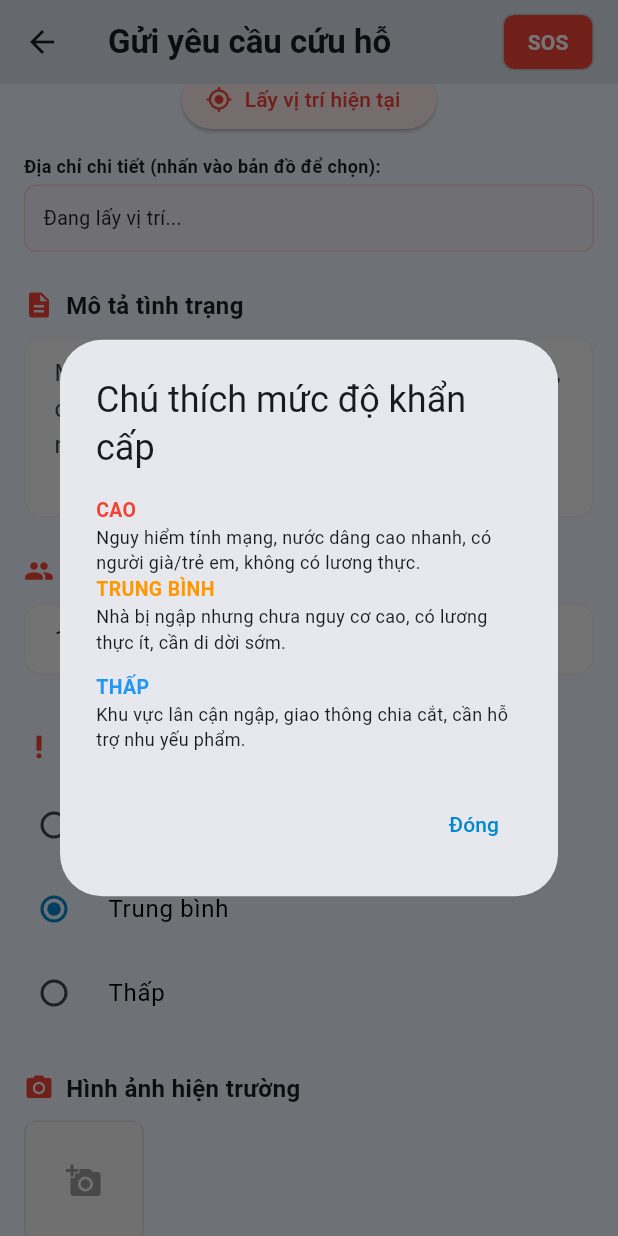
After one commit to DuNhatAnh/Flood-Rescue-Coordination-and-Relief-Management-System, a Flutter app: the RescueRequestScreen screen opened directly, scrolled down 576 dp, after a tap on the "info outline" icon, on a phone screen of 412 x 824 dp. The commit adds this screen. Run offline on Flutter 3.47's test engine with Material 3 defaults, Android fonts, the phone set to English and light mode, and no system bars; our stand-ins replace flutter_map, geocoding, geolocator, image_picker, latlong2.

Commit message:
feat: Triển khai hệ thống gửi yêu cầu cứu hộ với vị trí, chi tiết, tệp đính kèm và theo dõi trạng thái.

```diff
--- /dev/null
+++ b/frontend/lib/screens/rescue_request_screen.dart
@@ -0,0 +1,522 @@
+import 'dart:typed_data';
+import 'package:flutter/material.dart';
+import 'package:flutter_map/flutter_map.dart';
+import 'package:latlong2/latlong.dart';
+import 'package:geolocator/geolocator.dart';
+import 'package:geocoding/geocoding.dart';
+import 'package:image_picker/image_picker.dart';
+import 'package:http/http.dart' as http;
+import 'dart:convert';
+
+class RescueRequestScreen extends StatefulWidget {
+  const RescueRequestScreen({super.key});
+
+  @override
+  State<RescueRequestScreen> createState() => _RescueRequestScreenState();
+}
+
+class _RescueRequestScreenState extends State<RescueRequestScreen> {
+  final _formKey = GlobalKey<FormState>();
+  final TextEditingController _nameController = TextEditingController();
+  final TextEditingController _phoneController = TextEditingController();
+  final TextEditingController _descriptionController = TextEditingController();
+  final TextEditingController _peopleController =
+      TextEditingController(text: '1');
+
+  LatLng? _currentLocation;
+  String _addressText = "Đang lấy vị trí...";
+  String _urgencyLevel = "MEDIUM";
+  final List<XFile> _images = [];
+  bool _isLoading = false;
+  final MapController _mapController = MapController();
+
+  @override
+  void initState() {
+    super.initState();
+    _getCurrentLocation();
+  }
+
+  Future<void> _getCurrentLocation() async {
+    bool serviceEnabled;
+    LocationPermission permission;
+
+    serviceEnabled = await Geolocator.isLocationServiceEnabled();
+    if (!serviceEnabled) {
+      setState(() => _addressText = "Dịch vụ định vị bị tắt");
+      return;
+    }
+
+    permission = await Geolocator.checkPermission();
+    if (permission == LocationPermission.denied) {
+      permission = await Geolocator.requestPermission();
+      if (permission == LocationPermission.denied) {
+        setState(() => _addressText = "Quyền truy cập vị trí bị từ chối");
+        return;
+      }
+    }
+
+    Position position = await Geolocator.getCurrentPosition();
+    _updateAddress(LatLng(position.latitude, position.longitude));
+
+    if (_currentLocation != null) {
+      _mapController.move(_currentLocation!, 15);
+    }
+  }
+
+  Future<void> _updateAddress(LatLng position) async {
+    setState(() {
+      _currentLocation = position;
+      _addressText = "Đang xác định địa chỉ...";
+    });
+
+    String address =
+        "Vị trí: ${position.latitude.toStringAsFixed(4)}, ${position.longitude.toStringAsFixed(4)}";
+    try {
+      // Lưu ý: Geocoding trên Web có thể cần API Key nếu chạy native.
+      // Nhưng ta vẫn giữ logic để dự phòng hoặc khi chạy trên Mobile/Emulator.
+      List<Placemark> placemarks =
+          await placemarkFromCoordinates(position.latitude, position.longitude);
+      if (placemarks.isNotEmpty) {
+        Placemark place = placemarks[0];
+        address =
+            "${place.street}, ${place.subAdministrativeArea}, ${place.administrativeArea}";
+      }
+    } catch (e) {
+      // Fallback nếu geocoding lỗi
+    }
+
+    setState(() {
+      _addressText = address;
+    });
+  }
+
+  Future<void> _pickImages() async {
+    final ImagePicker picker = ImagePicker();
+    final List<XFile> selectedImages = await picker.pickMultiImage();
+    if (selectedImages.isNotEmpty) {
+      setState(() {
+        _images.addAll(selectedImages);
+      });
+    }
+  }
+
+  Future<void> _submitRequest() async {
+    if (!_formKey.currentState!.validate() || _currentLocation == null) {
+      ScaffoldMessenger.of(context).showSnackBar(
+        const SnackBar(
+            content: Text('Vui lòng điền đủ thông tin và định vị vị trí')),
+      );
+      return;
+    }
+
+    setState(() => _isLoading = true);
+
+    try {
+      final response = await http.post(
+        Uri.parse('http://localhost:8080/api/v1/rescue-requests'),
+        headers: {'Content-Type': 'application/json'},
+        body: jsonEncode({
+          'citizenName': _nameController.text,
+          'citizenPhone': _phoneController.text,
+          'locationLat': _currentLocation!.latitude,
+          'locationLng': _currentLocation!.longitude,
+          'addressText': _addressText,
+          'description': _descriptionController.text,
+          'urgencyLevel': _urgencyLevel,
+          'numberOfPeople': int.tryParse(_peopleController.text) ?? 1,
+        }),
+      );
+
+      if (response.statusCode == 200) {
+        final responseData = jsonDecode(response.body);
+        final requestId = responseData['data']['requestId'];
+
+        for (var image in _images) {
+          var uploadRequest = http.MultipartRequest(
+            'POST',
+            Uri.parse('http://localhost:8080/api/v1/attachments/upload'),
+          );
+          uploadRequest.fields['requestId'] = requestId.toString();
+
+          final bytes = await image.readAsBytes();
+          uploadRequest.files.add(http.MultipartFile.fromBytes(
+            'file',
+            bytes,
+            filename: image.name,
+          ));
+
+          await uploadRequest.send();
+        }
+
+        if (!mounted) return;
+        ScaffoldMessenger.of(context).showSnackBar(
+          const SnackBar(content: Text('Gửi yêu cầu thành công!')),
+        );
+        Navigator.pop(context);
+      } else {
+        throw Exception('Gửi yêu cầu thất bại');
+      }
+    } catch (e) {
+      if (!mounted) return;
+      ScaffoldMessenger.of(context).showSnackBar(
+        SnackBar(content: Text('Lỗi: ${e.toString()}')),
+      );
+    } finally {
+      if (mounted) {
+        setState(() => _isLoading = false);
+      }
+    }
+  }
+
+  @override
+  Widget build(BuildContext context) {
+    return Scaffold(
+      appBar: AppBar(
+        title: const Text("Gửi yêu cầu cứu hỗ",
+            style: TextStyle(fontWeight: FontWeight.bold)),
+        actions: [
+          Padding(
+            padding: const EdgeInsets.only(right: 16),
+            child: Chip(
+              label: const Text("SOS",
+                  style: TextStyle(
+                      color: Colors.white, fontWeight: FontWeight.bold)),
+              backgroundColor: Colors.red,
+            ),
+          )
+        ],
+      ),
+      body: SingleChildScrollView(
+        padding: const EdgeInsets.all(16),
+        child: Form(
+          key: _formKey,
+          child: Column(
+            crossAxisAlignment: CrossAxisAlignment.start,
+            children: [
+              _buildSectionTitle(Icons.person, "Thông tin người gửi"),
+              const SizedBox(height: 10),
+              _buildTextField(
+                  _nameController, "Họ tên *", "Nhập họ và tên đầy đủ"),
+              const SizedBox(height: 10),
+              _buildTextField(
+                  _phoneController, "Số điện thoại *", "Số điện thoại liên lạc",
+                  keyboardType: TextInputType.phone),
+              const SizedBox(height: 24),
+              _buildSectionTitle(Icons.location_on, "Vị trí hiện tại"),
+              const SizedBox(height: 10),
+              Container(
+                height: 300,
+                decoration: BoxDecoration(
+                  borderRadius: BorderRadius.circular(12),
+                  border: Border.all(color: Colors.grey[300]!),
+                ),
+                child: ClipRRect(
+                  borderRadius: BorderRadius.circular(12),
+                  child: FlutterMap(
+                    mapController: _mapController,
+                    options: MapOptions(
+                      initialCenter:
+                          _currentLocation ?? const LatLng(16.047, 108.206),
+                      initialZoom: 13,
+                      onTap: (tapPosition, point) => _updateAddress(point),
+                    ),
+                    children: [
+                      TileLayer(
+                        urlTemplate:
+                            'https://tile.openstreetmap.org/{z}/{x}/{y}.png',
+                        userAgentPackageName: 'com.example.app',
+                      ),
+                      if (_currentLocation != null)
+                        MarkerLayer(
+                          markers: [
+                            Marker(
+                              point: _currentLocation!,
+                              width: 80,
+                              height: 80,
+                              child: const Icon(
+                                Icons.location_on,
+                                color: Colors.red,
+                                size: 40,
+                              ),
+                            ),
+                          ],
+                        ),
+                    ],
+                  ),
+                ),
+              ),
+              const SizedBox(height: 8),
+              Center(
+                child: ElevatedButton.icon(
+                  onPressed: _getCurrentLocation,
+                  icon: const Icon(Icons.my_location),
+                  label: const Text("Lấy vị trí hiện tại"),
+                  style: ElevatedButton.styleFrom(
+                    backgroundColor: Colors.red[50],
+                    foregroundColor: Colors.red,
+                  ),
+                ),
+              ),
+              const SizedBox(height: 12),
+              const Text("Địa chỉ chi tiết (nhấn vào bản đồ để chọn):",
+                  style: TextStyle(fontSize: 12, fontWeight: FontWeight.bold)),
+              const SizedBox(height: 4),
+              _buildInfoContainer(_addressText),
+              const SizedBox(height: 24),
+              _buildSectionTitle(Icons.description, "Mô tả tình trạng"),
+              const SizedBox(height: 10),
+              _buildTextField(_descriptionController, null,
+                  "Mô tả tình trạng hiện tại: có bao nhiêu người, có trẻ em/người già không, nước sâu bao nhiêu...",
+                  maxLines: 4),
+              const SizedBox(height: 24),
+              _buildSectionTitle(Icons.group, "Số người đang mắc kẹt"),
+              const SizedBox(height: 10),
+              _buildTextField(_peopleController, null, "1",
+                  keyboardType: TextInputType.number),
+              const SizedBox(height: 24),
+              _buildSectionTitle(Icons.priority_high, "Mức độ khẩn cấp",
+                  trailing: IconButton(
+                    icon: const Icon(Icons.info_outline, color: Colors.blue),
+                    onPressed: () => _showUrgencyInfo(),
+                    constraints: const BoxConstraints(),
+                    padding: EdgeInsets.zero,
+                  )),
+              _buildUrgencyOptions(),
+              const SizedBox(height: 24),
+              _buildSectionTitle(Icons.camera_alt, "Hình ảnh hiện trường"),
+              const SizedBox(height: 10),
+              Wrap(
+                spacing: 8,
+                runSpacing: 8,
+                children: [
+                  ..._images.map((img) => _buildImagePreview(img)),
+                  _buildAddImageButton(),
+                ],
+              ),
+              const SizedBox(height: 40),
+              SizedBox(
+                width: double.infinity,
+                height: 54,
+                child: ElevatedButton.icon(
+                  onPressed: _isLoading ? null : _submitRequest,
+                  icon: _isLoading
+                      ? const SizedBox(
+                          width: 20,
+                          height: 20,
+                          child: CircularProgressIndicator(
+                              color: Colors.white, strokeWidth: 2))
+                      : const Icon(Icons.send),
+                  label: const Text("GỬI YÊU CẦU CỨU HỘ",
+                      style:
+                          TextStyle(fontSize: 16, fontWeight: FontWeight.bold)),
+                  style: ElevatedButton.styleFrom(
+                    backgroundColor: Colors.red,
+                    foregroundColor: Colors.white,
+                    shape: RoundedRectangleBorder(
+                        borderRadius: BorderRadius.circular(12)),
+                  ),
+                ),
+              ),
+              const SizedBox(height: 20),
+              const Center(
+                  child: Text(
+                      "Thông tin của bạn sẽ được gửi trực tiếp đến trung tâm điều phối cứu nạn.",
+                      textAlign: TextAlign.center,
+                      style: TextStyle(color: Colors.grey, fontSize: 12))),
+            ],
+          ),
+        ),
+      ),
+    );
+  }
+
+  void _showUrgencyInfo() {
+    showDialog(
+      context: context,
+      builder: (context) => AlertDialog(
+        title: const Text("Chú thích mức độ khẩn cấp"),
+        content: Column(
+          mainAxisSize: MainAxisSize.min,
+          crossAxisAlignment: CrossAxisAlignment.start,
+          children: [
+            _buildUrgencyInfoItem(
+                "CAO",
+                "Nguy hiểm tính mạng, nước dâng cao nhanh, có người già/trẻ em, không có lương thực.",
+                Colors.red),
+            const SizedBox(width: 12),
+            _buildUrgencyInfoItem(
+                "TRUNG BÌNH",
+                "Nhà bị ngập nhưng chưa nguy cơ cao, có lương thực ít, cần di dời sớm.",
+                Colors.orange),
+            const SizedBox(height: 12),
+            _buildUrgencyInfoItem(
+                "THẤP",
+                "Khu vực lân cận ngập, giao thông chia cắt, cần hỗ trợ nhu yếu phẩm.",
+                Colors.blue),
+          ],
+        ),
+        actions: [
+          TextButton(
+              onPressed: () => Navigator.pop(context),
+              child: const Text("Đóng"))
+        ],
+      ),
+    );
+  }
+
+  Widget _buildUrgencyInfoItem(String title, String desc, Color color) {
+    return Column(
+      crossAxisAlignment: CrossAxisAlignment.start,
+      children: [
+        Text(title,
+            style: TextStyle(
+                color: color, fontWeight: FontWeight.bold, fontSize: 13)),
+        Text(desc, style: const TextStyle(fontSize: 12)),
+      ],
+    );
+  }
+
+  Widget _buildSectionTitle(IconData icon, String title, {Widget? trailing}) {
+    return Row(
+      children: [
+        Icon(icon, color: Colors.red, size: 20),
+        const SizedBox(width: 8),
+        Text(title,
+            style: const TextStyle(fontSize: 16, fontWeight: FontWeight.bold)),
+        if (trailing != null) ...[
+          const SizedBox(width: 8),
+          trailing,
+        ],
+      ],
+    );
+  }
+
+  Widget _buildTextField(
+      TextEditingController controller, String? label, String placeholder,
+      {TextInputType? keyboardType, int maxLines = 1}) {
+    return Column(
+      crossAxisAlignment: CrossAxisAlignment.start,
+      children: [
+        if (label != null)
+          Padding(
+              padding: const EdgeInsets.only(bottom: 4),
+              child: Text(label, style: const TextStyle(fontSize: 12))),
+        TextFormField(
+          controller: controller,
+          keyboardType: keyboardType,
+          maxLines: maxLines,
+          decoration: InputDecoration(
+            hintText: placeholder,
+            filled: true,
+            fillColor: Colors.grey[50],
+            border: OutlineInputBorder(
+                borderRadius: BorderRadius.circular(12),
+                borderSide: BorderSide(color: Colors.grey[300]!)),
+            enabledBorder: OutlineInputBorder(
+                borderRadius: BorderRadius.circular(12),
+                borderSide: BorderSide(color: Colors.grey[200]!)),
+            contentPadding:
+                const EdgeInsets.symmetric(horizontal: 16, vertical: 12),
+          ),
+          validator: (value) => value == null || value.isEmpty
+              ? 'Thông tin này là bắt buộc'
+              : null,
+        ),
+      ],
+    );
+  }
+
+  Widget _buildInfoContainer(String text) {
+    return Container(
+      width: double.infinity,
+      padding: const EdgeInsets.all(12),
+      decoration: BoxDecoration(
+        color: Colors.red[50]?.withAlpha(76), // 0.3 * 255 approx 76
+        borderRadius: BorderRadius.circular(8),
+        border: Border.all(color: Colors.red[100]!),
+      ),
+      child: Text(text, style: const TextStyle(fontSize: 13)),
+    );
+  }
+
+  Widget _buildUrgencyOptions() {
+    return Column(
+      children: [
+        _urgencyTile("Cao (Nguy hiểm tính mạng)", "HIGH"),
+        _urgencyTile("Trung bình", "MEDIUM"),
+        _urgencyTile("Thấp", "LOW"),
+      ],
+    );
+  }
+
+  Widget _urgencyTile(String title, String value) {
+    return RadioListTile<String>(
+      title: Text(title,
+          style: TextStyle(
+              color: value == "HIGH" ? Colors.red : Colors.black,
+              fontWeight:
+                  value == "HIGH" ? FontWeight.bold : FontWeight.normal)),
+      value: value,
+      groupValue: _urgencyLevel,
+      onChanged: (val) => setState(() => _urgencyLevel = val!),
+      contentPadding: EdgeInsets.zero,
+    );
+  }
+
+  Widget _buildImagePreview(XFile image) {
+    return Stack(
+      children: [
+        Container(
+          width: 80,
+          height: 80,
+          decoration: BoxDecoration(
+            borderRadius: BorderRadius.circular(8),
+            border: Border.all(color: Colors.grey[300]!),
+          ),
+          child: ClipRRect(
+            borderRadius: BorderRadius.circular(8),
+            child: FutureBuilder<Uint8List>(
+              future: image.readAsBytes(),
+              builder: (context, snapshot) {
+                if (snapshot.hasData) {
+                  return Image.memory(snapshot.data!, fit: BoxFit.cover);
+                }
+                return const Center(child: CircularProgressIndicator());
+              },
+            ),
+          ),
+        ),
+        Positioned(
+          top: -2,
+          right: -2,
+          child: GestureDetector(
+            onTap: () => setState(() => _images.remove(image)),
+            child: Container(
+              padding: const EdgeInsets.all(2),
+              decoration: const BoxDecoration(
+                  color: Colors.red, shape: BoxShape.circle),
+              child: const Icon(Icons.close, color: Colors.white, size: 14),
+            ),
+          ),
+        )
+      ],
+    );
+  }
+
+  Widget _buildAddImageButton() {
+    return GestureDetector(
+      onTap: _pickImages,
+      child: Container(
+        width: 80,
+        height: 80,
+        decoration: BoxDecoration(
+          color: Colors.grey[100],
+          borderRadius: BorderRadius.circular(8),
+          border:
+              Border.all(color: Colors.grey[300]!, style: BorderStyle.solid),
+        ),
+        child: const Icon(Icons.add_a_photo, color: Colors.grey),
+      ),
+    );
+  }
+}
```
Also changed, not shown: frontend/lib/main.dart (+8 -1 lines), frontend/pubspec.yaml (+7 -0 lines), 14 other files.
